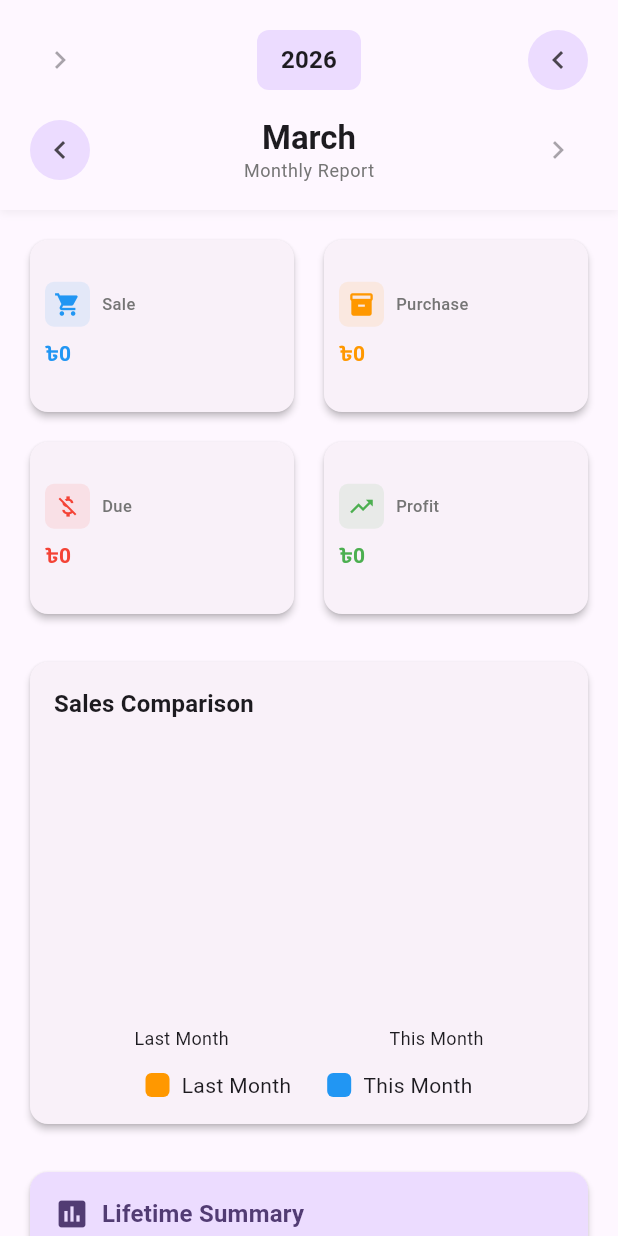
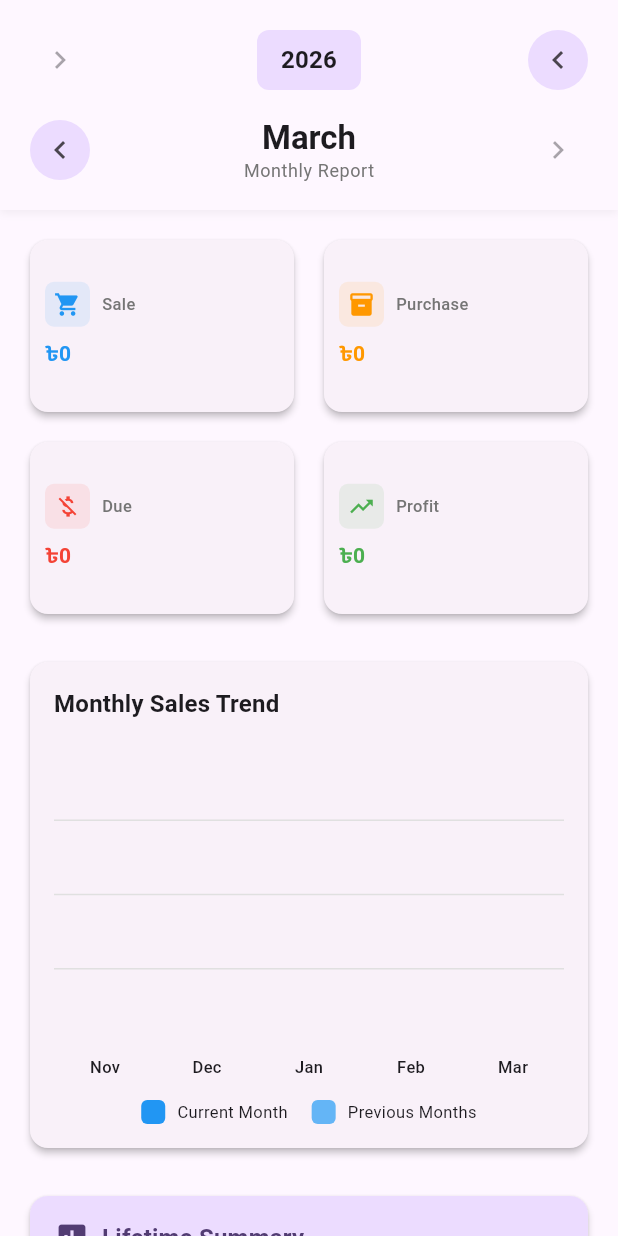
Before and after one commit to mofizul21/rongila-reshom, a Flutter app: the ReportsScreen screen opened directly, on a phone screen of 412 x 824 dp. Run offline on Flutter 3.47's test engine with Material 3 defaults, Android fonts, the phone set to English and light mode, and no system bars; drawn by our look-alikes of fl_chart; our stand-ins replace cloud_firestore, firebase_auth, firebase_core, google_fonts, image_picker, shared_preferences; accounts and stored records are empty; generated files the repository leaves out were written again; network calls fail; statements that could not run were skipped.

Commit message:
Fixed Report chart

```diff
--- a/lib/screens/reports/reports_screen.dart
+++ b/lib/screens/reports/reports_screen.dart
@@ -154,6 +154,12 @@ class _ReportsScreenState extends State<ReportsScreen> {
                   (sum, order) => sum + order.totalAmount,
                 );
 
+                // Calculate 5-month sales data for chart
+                final monthlySales = _calculateMonthlySales(
+                  orderProvider.orders,
+                  5,
+                );
+
                 // Calculate purchase cost and profit
                 final allProducts = productProvider.products;
                 double totalPurchaseCost = 0;
@@ -222,7 +228,7 @@ class _ReportsScreenState extends State<ReportsScreen> {
                       ),
                       const SizedBox(height: 24),
                       // Chart
-                      _buildComparisonChart(monthlySale, lastMonthSale),
+                      _buildComparisonChart(monthlySales),
                       const SizedBox(height: 24),
                       // Lifetime Stats
                       _buildLifetimeSection(
@@ -448,7 +454,27 @@ class _ReportsScreenState extends State<ReportsScreen> {
     );
   }
 
-  Widget _buildComparisonChart(double currentMonth, double lastMonth) {
+  Widget _buildComparisonChart(List<MapEntry<String, double>> monthlySales) {
+    if (monthlySales.isEmpty) {
+      return Card(
+        child: Padding(
+          padding: const EdgeInsets.all(32),
+          child: Center(
+            child: Text(
+              'No sales data available',
+              style: TextStyle(color: Colors.grey[600]),
+            ),
+          ),
+        ),
+      );
+    }
+
+    // Find max sale for chart scaling
+    final maxSale = monthlySales.fold<double>(
+      0,
+      (max, sale) => sale.value > max ? sale.value : max,
+    );
+
     return Card(
       child: Padding(
         padding: const EdgeInsets.all(16),
@@ -456,27 +482,28 @@ class _ReportsScreenState extends State<ReportsScreen> {
           crossAxisAlignment: CrossAxisAlignment.start,
           children: [
             Text(
-              'Sales Comparison',
+              'Monthly Sales Trend',
               style: Theme.of(
                 context,
               ).textTheme.titleMedium?.copyWith(fontWeight: FontWeight.bold),
             ),
             const SizedBox(height: 16),
             SizedBox(
-              height: 200,
+              height: 220,
               child: BarChart(
                 BarChartData(
                   alignment: BarChartAlignment.spaceAround,
-                  maxY:
-                      (currentMonth > lastMonth ? currentMonth : lastMonth) *
-                      1.2,
+                  maxY: maxSale > 0 ? maxSale * 1.15 : 1000,
                   barTouchData: BarTouchData(
                     enabled: true,
                     touchTooltipData: BarTouchTooltipData(
                       getTooltipItem: (group, groupIndex, rod, rodIndex) {
                         return BarTooltipItem(
                           '৳${rod.toY.toStringAsFixed(0)}',
-                          const TextStyle(color: Colors.white),
+                          const TextStyle(
+                            color: Colors.white,
+                            fontWeight: FontWeight.bold,
+                          ),
                         );
                       },
                     ),
@@ -487,12 +514,16 @@ class _ReportsScreenState extends State<ReportsScreen> {
                       sideTitles: SideTitles(
                         showTitles: true,
                         getTitlesWidget: (value, meta) {
-                          const titles = ['Last Month', 'This Month'];
+                          final titles = monthlySales.map((e) => e.key).toList();
                           return Padding(
                             padding: const EdgeInsets.only(top: 8),
                             child: Text(
                               titles[value.toInt()],
-                              style: const TextStyle(fontSize: AppFontSizes.md),
+                              style: const TextStyle(
+                                fontSize: AppFontSizes.sm,
+                                fontWeight: FontWeight.w500,
+                              ),
+                              textAlign: TextAlign.center,
                             ),
                           );
                         },
@@ -508,48 +539,73 @@ class _ReportsScreenState extends State<ReportsScreen> {
                       sideTitles: SideTitles(showTitles: false),
                     ),
                   ),
-                  gridData: const FlGridData(show: false),
+                  gridData: FlGridData(
+                    show: true,
+                    drawVerticalLine: false,
+                    horizontalInterval: maxSale > 0 ? maxSale / 4 : 250,
+                    getDrawingHorizontalLine: (value) {
+                      return FlLine(
+                        color: Colors.grey[300],
+                        strokeWidth: 1,
+                      );
+                    },
+                  ),
                   borderData: FlBorderData(show: false),
-                  barGroups: [
-                    BarChartGroupData(
-                      x: 0,
+                  barGroups: monthlySales.asMap().entries.map((entry) {
+                    final index = entry.key;
+                    final saleAmount = entry.value.value;
+                    final isCurrentMonth = index == monthlySales.length - 1;
+
+                    return BarChartGroupData(
+                      x: index,
                       barRods: [
                         BarChartRodData(
-                          toY: lastMonth,
-                          color: Colors.orange,
-                          width: 40,
+                          toY: saleAmount,
+                          color: isCurrentMonth ? Colors.blue : Colors.blue[300],
+                          width: 28,
                           borderRadius: const BorderRadius.only(
                             topLeft: Radius.circular(6),
                             topRight: Radius.circular(6),
                           ),
                         ),
                       ],
-                    ),
-                    BarChartGroupData(
-                      x: 1,
-                      barRods: [
-                        BarChartRodData(
-                          toY: currentMonth,
-                          color: Colors.blue,
-                          width: 40,
-                          borderRadius: const BorderRadius.only(
-                            topLeft: Radius.circular(6),
-                            topRight: Radius.circular(6),
-                          ),
-                        ),
-                      ],
-                    ),
-                  ],
+                    );
+                  }).toList(),
                 ),
               ),
             ),
             const SizedBox(height: 16),
+            // Legend
             Row(
               mainAxisAlignment: MainAxisAlignment.center,
               children: [
-                _buildLegendItem(Colors.orange, 'Last Month'),
-                const SizedBox(width: 24),
-                _buildLegendItem(Colors.blue, 'This Month'),
+                Container(
+                  width: 16,
+                  height: 16,
+                  decoration: BoxDecoration(
+                    color: Colors.blue,
+                    borderRadius: BorderRadius.circular(4),
+                  ),
+                ),
+                const SizedBox(width: 8),
+                const Text(
+                  'Current Month',
+                  style: TextStyle(fontSize: AppFontSizes.sm),
+                ),
+                const SizedBox(width: 16),
+                Container(
+                  width: 16,
+                  height: 16,
+                  decoration: BoxDecoration(
+                    color: Colors.blue[300],
+                    borderRadius: BorderRadius.circular(4),
+                  ),
+                ),
+                const SizedBox(width: 8),
+                const Text(
+                  'Previous Months',
+                  style: TextStyle(fontSize: AppFontSizes.sm),
+                ),
               ],
             ),
           ],
@@ -558,21 +614,45 @@ class _ReportsScreenState extends State<ReportsScreen> {
     );
   }
 
-  Widget _buildLegendItem(Color color, String label) {
-    return Row(
-      children: [
-        Container(
-          width: 16,
-          height: 16,
-          decoration: BoxDecoration(
-            color: color,
-            borderRadius: BorderRadius.circular(4),
-          ),
-        ),
-        const SizedBox(width: 8),
-        Text(label),
-      ],
-    );
+  // Helper method to calculate monthly sales for last N months
+  List<MapEntry<String, double>> _calculateMonthlySales(
+    List<OrderModel> orders,
+    int months,
+  ) {
+    final now = DateTime.now();
+    final salesData = <MapEntry<String, double>>[];
+
+    for (int i = months - 1; i >= 0; i--) {
+      DateTime monthStart;
+      DateTime monthEnd;
+
+      if (i == 0) {
+        // Current month
+        monthStart = DateTime(now.year, now.month, 1);
+        monthEnd = now;
+      } else {
+        // Previous months
+        final monthDate = DateTime(now.year, now.month - i, 1);
+        monthStart = monthDate;
+        monthEnd = DateTime(now.year, now.month - i + 1, 0, 23, 59, 59);
+      }
+
+      // Calculate total sales for this month
+      final monthSales = orders.where((order) {
+        return order.orderDate.isAfter(monthStart.subtract(const Duration(days: 1))) &&
+            order.orderDate.isBefore(monthEnd.add(const Duration(days: 1)));
+      }).fold<double>(
+        0,
+        (sum, order) => sum + order.totalAmount,
+      );
+
+      // Format month name (e.g., "Jan", "Feb")
+      final monthName = DateFormat('MMM').format(monthStart);
+
+      salesData.add(MapEntry(monthName, monthSales));
+    }
+
+    return salesData;
   }
 
   Widget _buildLifetimeSection(
```
Also changed, not shown: 1 other file.
